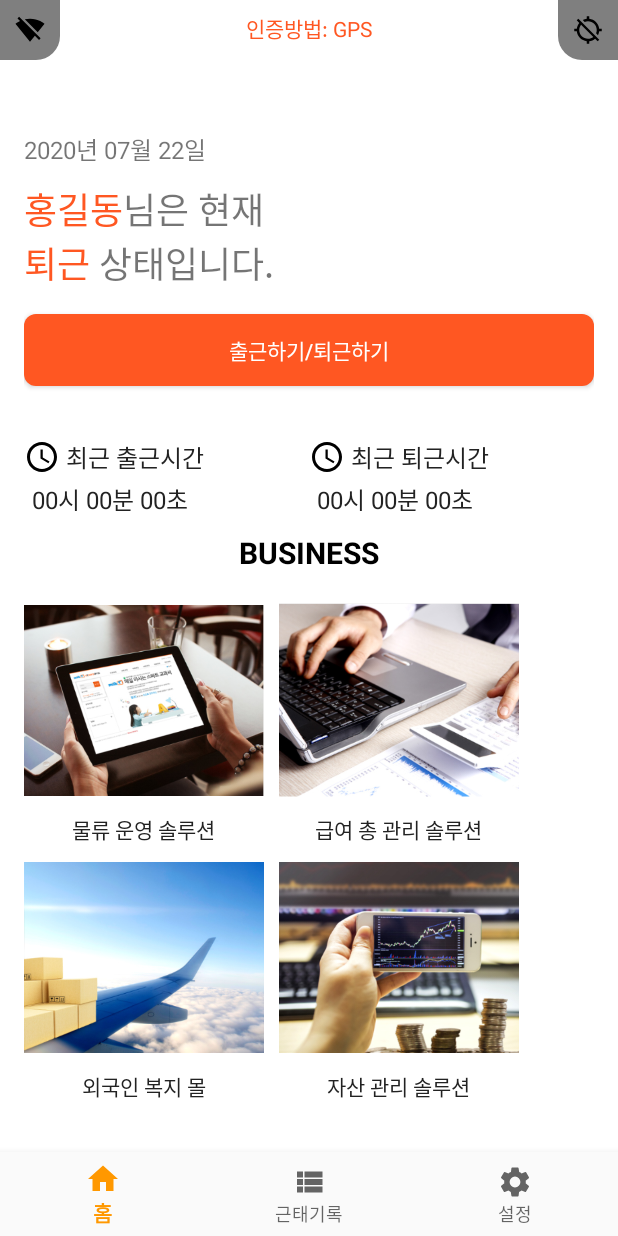
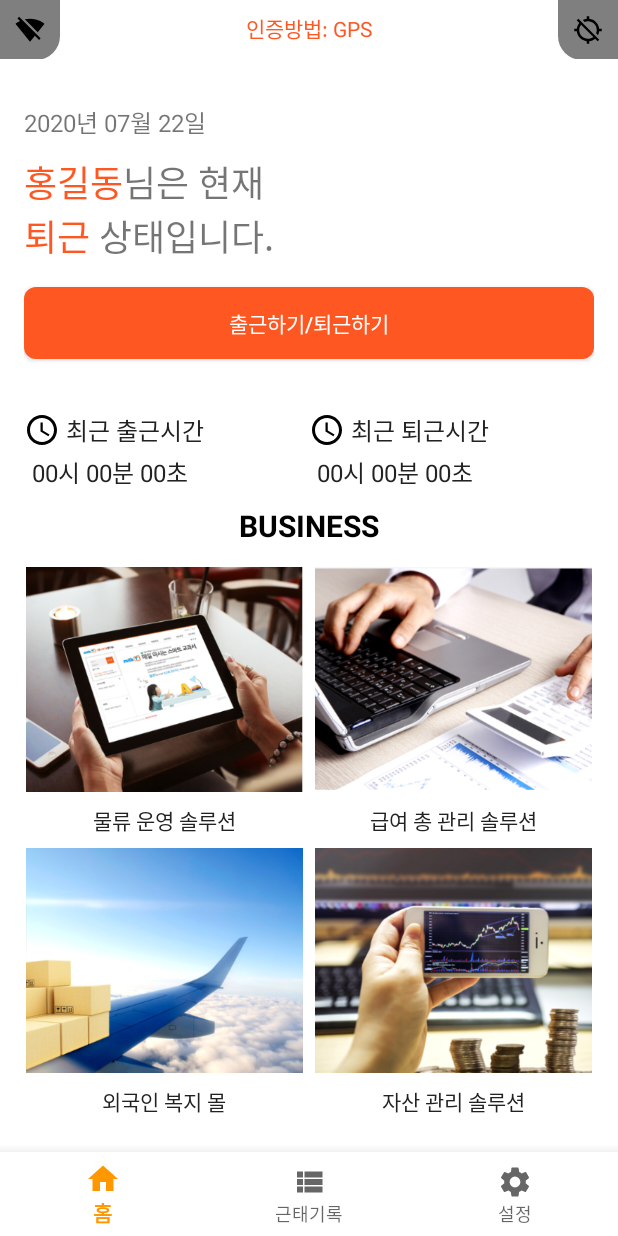
Before and after one commit to g-bridge-etners/g-bridge-etners, an Android app: the FragmentHome screen opened directly, with no data from a screen before it, on a phone screen of 412 x 824 dp. Run offline under Robolectric (Android 15) with nearby library versions, the phone set to English and light mode, and no system bars.

Commit message:
앱 최종 마무리

```diff
--- a/app/src/main/java/com/gbridge/etners/ui/login/LogInActivity.java
+++ b/app/src/main/java/com/gbridge/etners/ui/login/LogInActivity.java
@@ -37,6 +37,11 @@ public class LogInActivity extends BaseActivity implements LogInActivityView {
     @Override
     protected void onCreate(Bundle savedInstanceState) {
         super.onCreate(savedInstanceState);
+        try {
+            Thread.sleep(700);
+        } catch (InterruptedException e) {
+            e.printStackTrace();
+        }
         getWindow().setBackgroundDrawableResource(android.R.drawable.screen_background_light);
 
         setContentView(R.layout.activity_login);
--- a/app/src/main/java/com/gbridge/etners/ui/main/FragmentHome.java
+++ b/app/src/main/java/com/gbridge/etners/ui/main/FragmentHome.java
@@ -55,6 +55,10 @@ public class FragmentHome extends Fragment implements View.OnClickListener {
     private TextView methodView, date, name, userState, startTime, endTime;
     private Button checkButton;
 
+    public FragmentHome(){
+
+    }
+
     public FragmentHome(Context context, Activity activity, String token) {
         this.context = context;
         this.activity = activity;
@@ -65,6 +69,7 @@ public class FragmentHome extends Fragment implements View.OnClickListener {
     @Override
     public View onCreateView(@NonNull LayoutInflater inflater, @Nullable ViewGroup container, @Nullable Bundle savedInstanceState) {
         View view = inflater.inflate(R.layout.fragment_home, container, false);
+
 
         SharedPreferences sf = context.getSharedPreferences("method", Context.MODE_PRIVATE);
         method = sf.getString("method", "gps");
@@ -87,6 +92,7 @@ public class FragmentHome extends Fragment implements View.OnClickListener {
         checkCommuteState();
         checkWifiState(view);
         checkGpsState(view);
+
 
         return view;
     }
@@ -202,7 +208,9 @@ public class FragmentHome extends Fragment implements View.OnClickListener {
                                     break;
                                 case "csr0002":
                                     userState.setText("퇴근");
-                                    checkButton.setText("출근하기");
+                                    checkButton.setText("퇴근완료");
+                                    checkButton.setBackgroundResource(R.drawable.bg_round_darkgray_view);
+                                    checkButton.setEnabled(false);
                                     commuteState = 2;
                                     break;
                                 case "csr0003":
@@ -278,6 +286,7 @@ public class FragmentHome extends Fragment implements View.OnClickListener {
                                     }
                                     else if(response.code() == 406) {
                                         Log.d("FragmentHome", "위치가 회사가 아님");
+                                        Toast.makeText(context, "위치가 회사가 아닙니다.", Toast.LENGTH_SHORT).show();
                                     }
                                     else if(response.code() == 415) {
                                         Log.d("FragmentHome", "잘못된 요청타입");
@@ -335,6 +344,8 @@ public class FragmentHome extends Fragment implements View.OnClickListener {
                                     }
                                     else if(response.code() == 406) {
                                         Log.d("FragmentHome", "위치가 회사가 아님");
+
+                                        Toast.makeText(context, "위치가 회사가 아닙니다.", Toast.LENGTH_SHORT).show();
                                     }
                                     else if(response.code() == 415) {
                                         Log.d("FragmentHome", "잘못된 요청타입");
--- a/app/src/main/java/com/gbridge/etners/ui/main/MainActivity.java
+++ b/app/src/main/java/com/gbridge/etners/ui/main/MainActivity.java
@@ -17,10 +17,11 @@ import android.util.Log;
 import android.view.MenuItem;
 import android.widget.FrameLayout;
 
+import com.gbridge.etners.BaseActivity;
 import com.gbridge.etners.R;
 import com.google.android.material.bottomnavigation.BottomNavigationView;
 
-public class MainActivity extends AppCompatActivity implements BottomNavigationView.OnNavigationItemSelectedListener {
+public class MainActivity extends BaseActivity implements BottomNavigationView.OnNavigationItemSelectedListener {
     private FragmentManager fragmentManager;
     private FragmentHome fragmentHome;
     private FragmentList fragmentList;
--- a/app/src/main/res/drawable/bg_state_gps.xml
+++ b/app/src/main/res/drawable/bg_state_gps.xml
@@ -1,6 +1,15 @@
 <?xml version="1.0" encoding="utf-8"?>
-<shape xmlns:android="http://schemas.android.com/apk/res/android">
+<ripple xmlns:android="http://schemas.android.com/apk/res/android"
+android:color="@color/colorWhite">
+<item android:id="@android:id/mask">
+    <shape>
+        <corners android:bottomLeftRadius="16dp"/>
+    </shape>
+</item>
 
-    <corners android:bottomLeftRadius="16dp"/>
-
-</shape>
+<item>
+    <shape>
+        <corners android:bottomLeftRadius="16dp"/>
+    </shape>
+</item>
+</ripple>
--- a/app/src/main/res/drawable/bg_state_wifi.xml
+++ b/app/src/main/res/drawable/bg_state_wifi.xml
@@ -1,6 +1,15 @@
 <?xml version="1.0" encoding="utf-8"?>
-<shape xmlns:android="http://schemas.android.com/apk/res/android">
+<ripple xmlns:android="http://schemas.android.com/apk/res/android"
+    android:color="@color/colorWhite">
+    <item android:id="@android:id/mask">
+        <shape>
+            <corners android:bottomRightRadius="16dp" />
+        </shape>
+    </item>
 
-    <corners android:bottomRightRadius="16dp"/>
-
-</shape>
+    <item>
+        <shape>
+            <corners android:bottomRightRadius="16dp" />
+        </shape>
+    </item>
+</ripple>
--- a/app/src/main/res/layout/activity_main.xml
+++ b/app/src/main/res/layout/activity_main.xml
@@ -8,6 +8,7 @@
     tools:context=".ui.main.MainActivity">
 
     <FrameLayout
+        android:layout_marginBottom="4dp"
         android:id="@+id/main_frame"
         android:layout_width="match_parent"
         android:layout_height="0dp"
@@ -18,8 +19,9 @@
         android:id="@+id/main_bottomNavigation"
         android:layout_width="match_parent"
         android:layout_height="wrap_content"
-        android:background="?android:attr/windowBackground"
+        android:background="@android:color/background_light"
         app:layout_constraintBottom_toBottomOf="parent"
-        app:menu="@menu/menu_bottomnavigation"/>
+        app:menu="@menu/menu_bottomnavigation"
+        app:elevation="8dp"/>
 
 </androidx.constraintlayout.widget.ConstraintLayout>
--- a/app/src/main/res/layout/fragment_home.xml
+++ b/app/src/main/res/layout/fragment_home.xml
@@ -10,11 +10,11 @@
         android:layout_width="match_parent"
         android:layout_height="wrap_content"
         android:layout_marginTop="8dp"
+        android:background="@color/colorWhite"
+        android:gravity="center"
+        android:paddingBottom="15dp"
         android:text="인증방법: "
-        android:gravity="center"
-        android:background="@color/colorWhite"
         android:textColor="@color/colorAccent"
-        android:paddingBottom="15dp"
         app:layout_constraintLeft_toLeftOf="parent"
         app:layout_constraintRight_toRightOf="parent"
         app:layout_constraintTop_toTopOf="parent" />
@@ -188,98 +188,101 @@
 
             </LinearLayout>
 
+
+
             <TextView
                 android:id="@+id/home_solution_title"
-                android:layout_width="wrap_content"
+                android:layout_width="match_parent"
                 android:layout_height="wrap_content"
-                android:layout_gravity="center"
                 android:layout_marginTop="10dp"
                 android:layout_marginBottom="10dp"
                 android:text="BUSINESS"
+                android:textAlignment="center"
                 android:textColor="@color/colorBlack"
                 android:textSize="20sp"
                 android:textStyle="bold" />
+
 
             <GridLayout
                 android:id="@+id/home_solution"
                 android:layout_width="match_parent"
                 android:layout_height="wrap_content"
-                android:layout_marginHorizontal="16dp"
                 android:columnCount="2"
-                android:rowCount="2">
+                android:orientation="vertical"
+                android:paddingHorizontal="13dp"
+                android:useDefaultMargins="true">
 
-                <LinearLayout
-                    android:layout_width="wrap_content"
-                    android:layout_height="wrap_content"
-                    android:layout_marginEnd="10dp"
-                    android:orientation="vertical">
 
                 <ImageView
-                        android:layout_width="160dp"
+                    android:layout_width="0dp"
                     android:layout_height="150dp"
+                    android:layout_row="0"
+                    android:layout_column="0"
+                    android:layout_columnWeight="1"
+                    android:scaleType="fitXY"
                     android:src="@drawable/main_solution_1" />
 
                 <TextView
-                        android:layout_width="wrap_content"
-                        android:layout_height="wrap_content"
+                    android:layout_row="1"
+                    android:layout_rowWeight="1"
+                    android:layout_column="0"
                     android:layout_gravity="center"
                     android:text="물류 운영 솔루션"
                     android:textColor="@color/colorLittleBlack" />
-                </LinearLayout>
 
-                <LinearLayout
-                    android:layout_width="wrap_content"
-                    android:layout_height="wrap_content"
-                    android:orientation="vertical">
 
                 <ImageView
-                        android:layout_width="160dp"
+                    android:layout_width="0dp"
                     android:layout_height="150dp"
+                    android:layout_row="0"
+                    android:layout_column="1"
+                    android:layout_columnWeight="1"
+                    android:scaleType="fitXY"
                     android:src="@drawable/main_solution_2" />
 
                 <TextView
-                        android:layout_width="wrap_content"
-                        android:layout_height="wrap_content"
+                    android:layout_row="1"
+                    android:layout_rowWeight="1"
+                    android:layout_column="1"
                     android:layout_gravity="center"
                     android:text="급여 총 관리 솔루션"
                     android:textColor="@color/colorLittleBlack" />
-                </LinearLayout>
-
-                <LinearLayout
-                    android:layout_width="wrap_content"
-                    android:layout_height="wrap_content"
-                    android:orientation="vertical">
 
                 <ImageView
-                        android:layout_width="160dp"
+                    android:layout_width="0dp"
                     android:layout_height="150dp"
+                    android:layout_row="2"
+                    android:layout_column="0"
+                    android:layout_columnWeight="1"
+                    android:scaleType="fitXY"
                     android:src="@drawable/main_solution_3" />
 
                 <TextView
-                        android:layout_width="wrap_content"
-                        android:layout_height="wrap_content"
+                    android:layout_row="3"
+                    android:layout_rowWeight="1"
+                    android:layout_column="0"
                     android:layout_gravity="center"
                     android:text="외국인 복지 몰"
                     android:textColor="@color/colorLittleBlack" />
-                </LinearLayout>
 
-                <LinearLayout
-                    android:layout_width="wrap_content"
-                    android:layout_height="wrap_content"
-                    android:orientation="vertical">
 
                 <ImageView
-                        android:layout_width="160dp"
+                    android:layout_width="0dp"
                     android:layout_height="150dp"
+                    android:layout_row="2"
+                    android:layout_column="1"
+                    android:layout_columnWeight="1"
+                    android:scaleType="fitXY"
                     android:src="@drawable/main_solution_4" />
 
                 <TextView
-                        android:layout_width="wrap_content"
-                        android:layout_height="wrap_content"
+                    android:layout_row="3"
+                    android:layout_rowWeight="1"
+                    android:layout_column="1"
                     android:layout_gravity="center"
                     android:text="자산 관리 솔루션"
                     android:textColor="@color/colorLittleBlack" />
-                </LinearLayout>
+
             </GridLayout>
         </LinearLayout>
     </androidx.core.widget.NestedScrollView>
```
Lines whose indentation alone changed are shown as unchanged.
